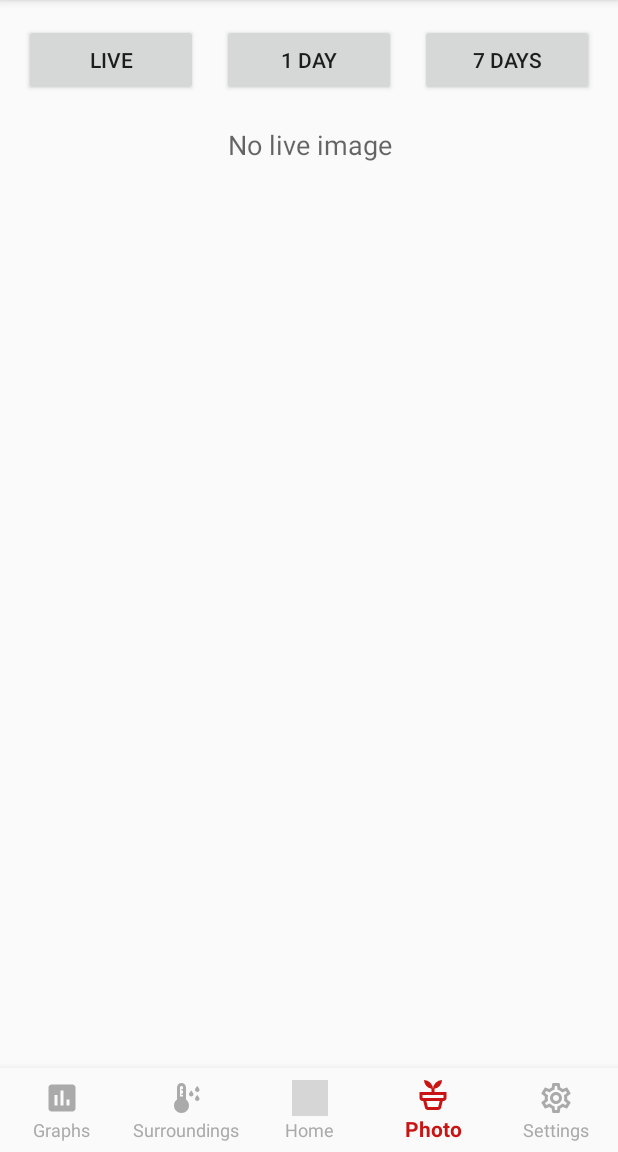
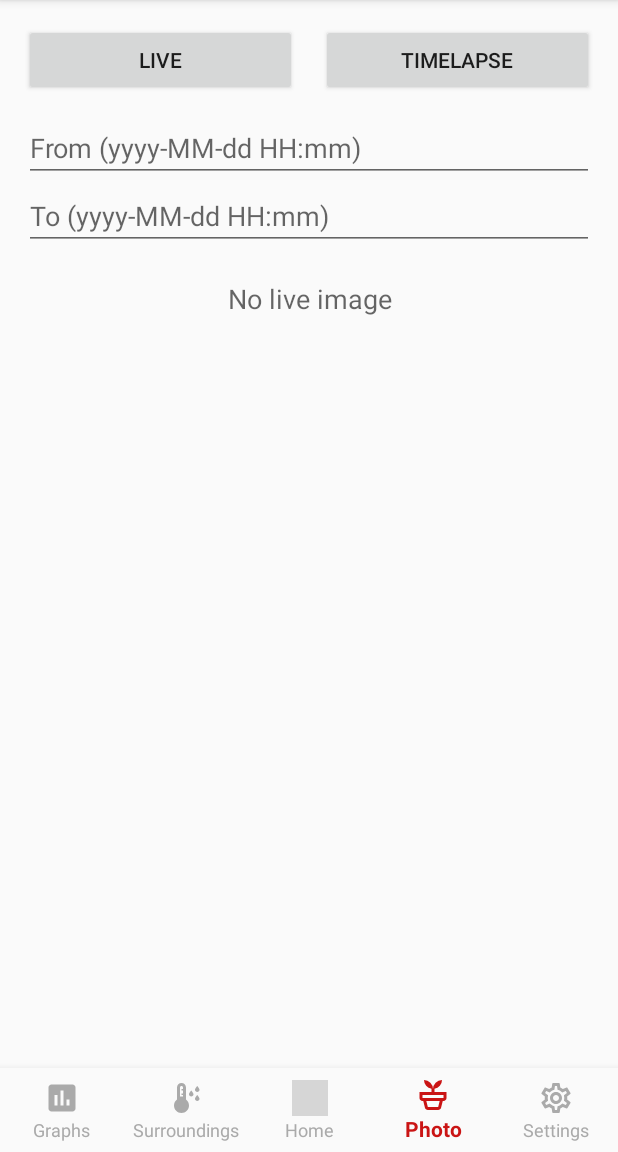
Before and after one commit to Sakke96/SoilMonitor, an Android app built with Jetpack Compose: the screen it shows after launch (MainActivity), item 4 of the bottom bar chosen, on a phone screen of 412 x 824 dp, the part 84-1236 px from its top. Run offline under Robolectric (Android 15) with nearby library versions, the phone set to English and light mode, and no system bars; 1 statement that could not run was skipped; grey boxes are pictures that could not be loaded.

Commit message:
Fix timelapse date parsing

```diff
--- a/app/src/main/res/layout/fragment_photo.xml
+++ b/app/src/main/res/layout/fragment_photo.xml
@@ -7,7 +7,7 @@
     android:orientation="vertical"
     android:padding="16dp">
 
-    <!-- Top row: “LIVE”, “1 DAY” and “7 DAYS” -->
+    <!-- Top row: “LIVE” and “TIMELAPSE” -->
     <LinearLayout
         android:id="@+id/button_row"
         android:layout_width="match_parent"
@@ -25,21 +25,29 @@
             android:layout_marginEnd="8dp" />
 
         <Button
-            android:id="@+id/btnOneDay"
+            android:id="@+id/btnTimelapse"
             android:layout_width="0dp"
             android:layout_height="wrap_content"
-            android:text="1 DAY"
-            android:layout_weight="1"
-            android:layout_marginHorizontal="8dp" />
-
-        <Button
-            android:id="@+id/btnSevenDays"
-            android:layout_width="0dp"
-            android:layout_height="wrap_content"
-            android:text="7 DAYS"
+            android:text="TIMELAPSE"
             android:layout_weight="1"
             android:layout_marginStart="8dp" />
     </LinearLayout>
+
+    <!-- Timelapse range inputs -->
+    <EditText
+        android:id="@+id/editFrom"
+        android:layout_width="match_parent"
+        android:layout_height="wrap_content"
+        android:hint="From (yyyy-MM-dd HH:mm)"
+        android:inputType="datetime" />
+
+    <EditText
+        android:id="@+id/editTo"
+        android:layout_width="match_parent"
+        android:layout_height="wrap_content"
+        android:hint="To (yyyy-MM-dd HH:mm)"
+        android:inputType="datetime"
+        android:layout_marginBottom="12dp" />
 
     <!-- ProgressBar (visible while loading) -->
     <ProgressBar
@@ -72,6 +80,13 @@
         android:paddingTop="8dp"
         android:paddingBottom="8dp" />
 
+    <!-- Time slider for live view -->
+    <SeekBar
+        android:id="@+id/seekBarTime"
+        android:layout_width="match_parent"
+        android:layout_height="wrap_content"
+        android:visibility="gone" />
+
     <!-- FPS slider row: label + SeekBar -->
     <LinearLayout
         android:id="@+id/fps_slider_row"
```
Also changed, not shown: app/src/main/java/com/example/soilmonitor/PhotoFragment.kt (+108 -53 lines).
